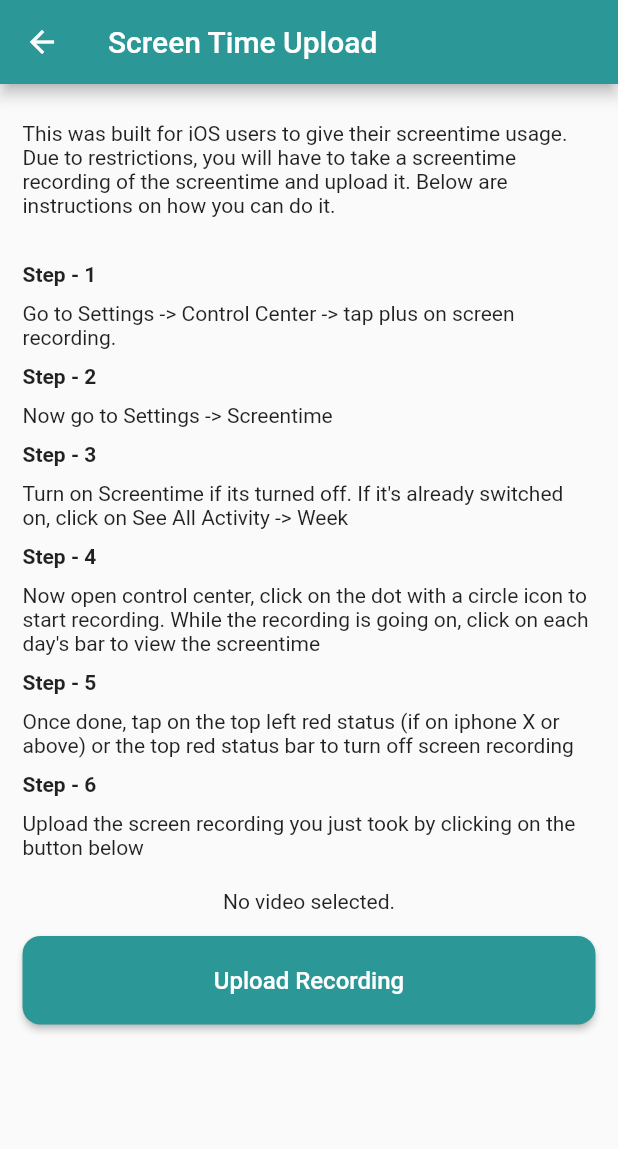
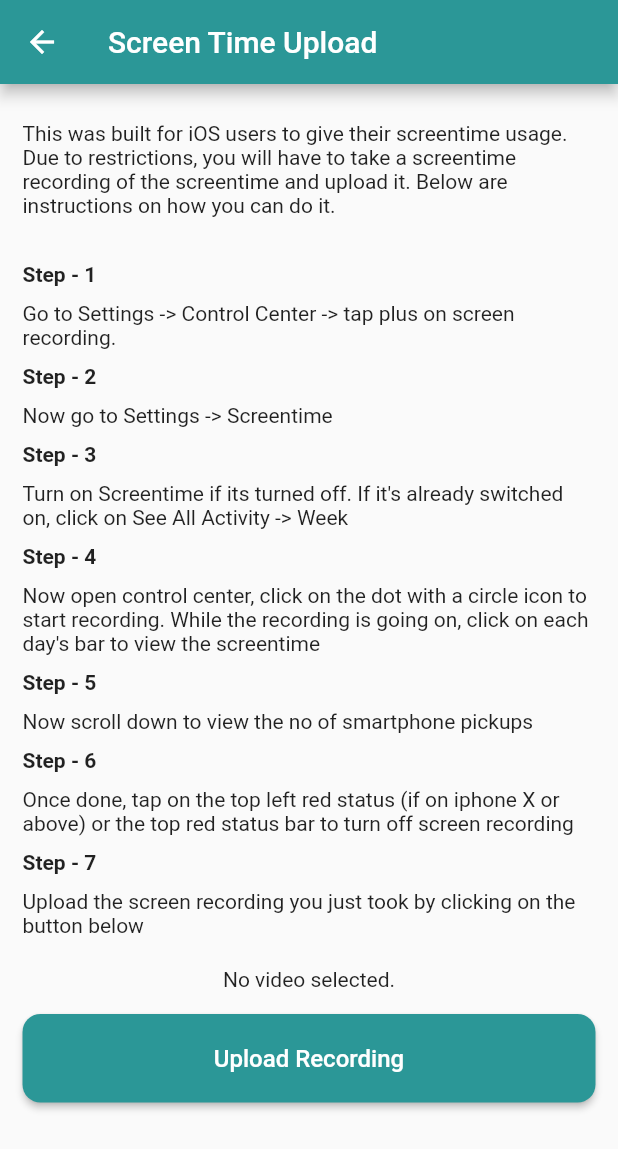
Before and after one commit to hci-gu/family-report-project, a Flutter app: the ScreenTimeUpload screen opened directly, on a phone screen of 412 x 824 dp. Shown: the top 1149 px of the screen. Run offline on Flutter 3.47's test engine with Material 2 defaults, Android fonts, the phone set to English and light mode, and no system bars; our stand-ins replace cloud_firestore, firebase_auth, firebase_core, firebase_storage, flutter_spinkit, image_picker and 1 more; missing offline and left inert: app_usage, usage_stats; accounts and stored records are empty; statements that could not run were skipped.

Commit message:
changes to sc upload steps

```diff
--- a/lib/screens/screentimeupload.dart
+++ b/lib/screens/screentimeupload.dart
@@ -145,6 +145,20 @@ class _ScreenTimeUploadState extends State<ScreenTimeUpload> {
             Container(
               width: double.infinity,
               margin: EdgeInsets.only(top: 10),
+              child:
+                  Text("Now scroll down to view the no of smartphone pickups"),
+            ),
+            Container(
+              margin: EdgeInsets.only(top: 10),
+              width: double.infinity,
+              child: Text(
+                "Step - 6",
+                style: TextStyle(fontWeight: FontWeight.bold),
+              ),
+            ),
+            Container(
+              width: double.infinity,
+              margin: EdgeInsets.only(top: 10),
               child: Text(
                   "Once done, tap on the top left red status (if on iphone X or above) or the top red status bar to turn off screen recording"),
             ),
@@ -152,7 +166,7 @@ class _ScreenTimeUploadState extends State<ScreenTimeUpload> {
               margin: EdgeInsets.only(top: 10),
               width: double.infinity,
               child: Text(
-                "Step - 6",
+                "Step - 7",
                 style: TextStyle(fontWeight: FontWeight.bold),
               ),
             ),
```
Also changed, not shown: lib/screens/familymemberlist.dart (+35 -1 lines), lib/screens/homescreen.dart (+25 -53 lines), lib/screens/settings.dart (+0 -46 lines).
